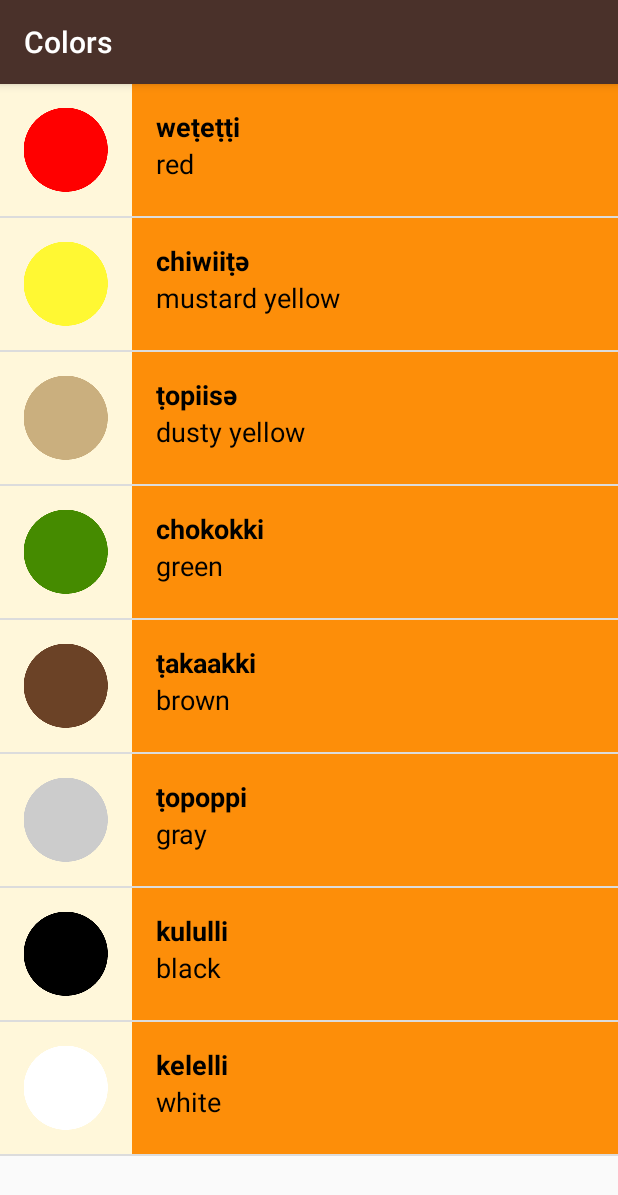
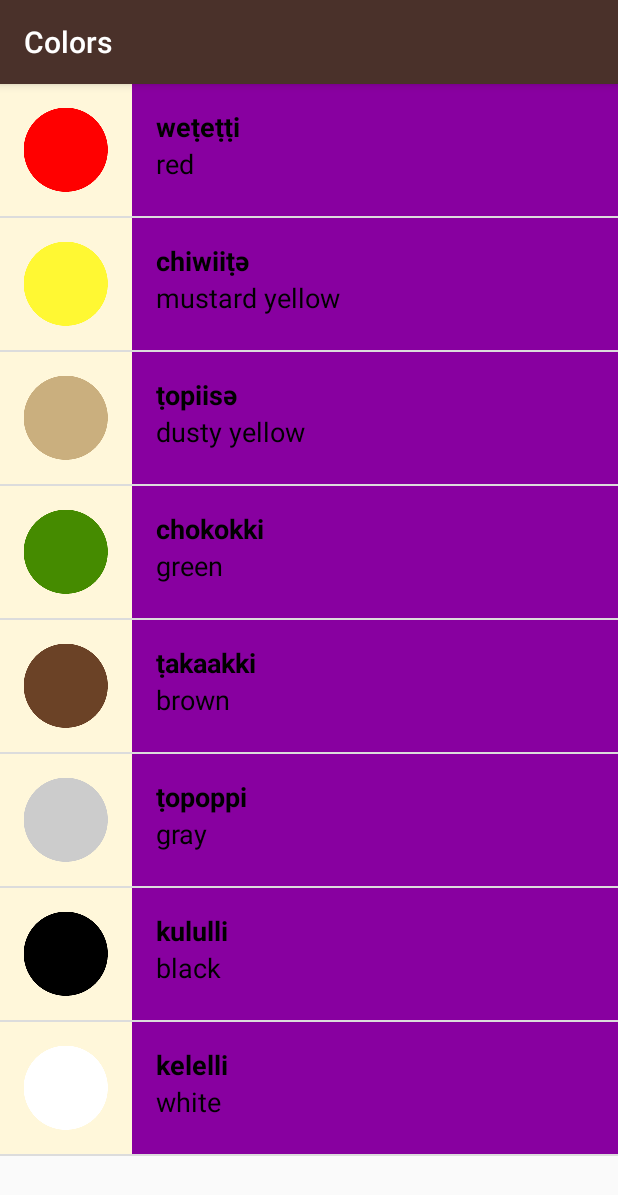
Before and after one commit to SanjeevURao/Miwok, an Android app: the ColorsActivity screen opened directly, with no data from a screen before it, on a phone screen of 412 x 824 dp. Shown: the top 1195 px of the screen. Run offline under Robolectric (Android 15) with nearby library versions, the phone set to English and light mode, and no system bars.

Commit message:
Fixed Color bug

```diff
--- a/app/src/main/java/com/example/android/miwok/ColorsActivity.java
+++ b/app/src/main/java/com/example/android/miwok/ColorsActivity.java
@@ -30,7 +30,7 @@ private MediaPlayer mediaPlayer;
 
 
 
-        WordAdapter itemsAdapter = new WordAdapter(this , words , R.color.category_numbers);
+        WordAdapter itemsAdapter = new WordAdapter(this , words , R.color.category_colors);
         final ListView listview = (ListView) findViewById(R.id.list);
         listview.setAdapter(itemsAdapter);
         listview.setOnItemClickListener(new AdapterView.OnItemClickListener() {
--- a/app/src/main/java/com/example/android/miwok/FamilyActivity.java
+++ b/app/src/main/java/com/example/android/miwok/FamilyActivity.java
@@ -36,7 +36,7 @@ private MediaPlayer mediaPlayer;
 
 
 
-        WordAdapter itemsAdapter = new WordAdapter(this , words , R.color.category_numbers);
+        WordAdapter itemsAdapter = new WordAdapter(this , words , R.color.category_family);
         final ListView listview = (ListView) findViewById(R.id.list);
         listview.setAdapter(itemsAdapter);
         listview.setOnItemClickListener(new AdapterView.OnItemClickListener() {
--- a/app/src/main/java/com/example/android/miwok/PhraseActivity.java
+++ b/app/src/main/java/com/example/android/miwok/PhraseActivity.java
@@ -32,7 +32,7 @@ private MediaPlayer mediaPlayer;
         words.add(new Word("Come here.", "әnni'nem", R.raw.phrase_come_here));
 
 
-        WordAdapter itemsAdapter = new WordAdapter(this , words , R.color.category_numbers);
+        WordAdapter itemsAdapter = new WordAdapter(this , words , R.color.category_phrases);
         final ListView listview = (ListView) findViewById(R.id.list);
         listview.setAdapter(itemsAdapter);
         listview.setOnItemClickListener(new AdapterView.OnItemClickListener() {
```
